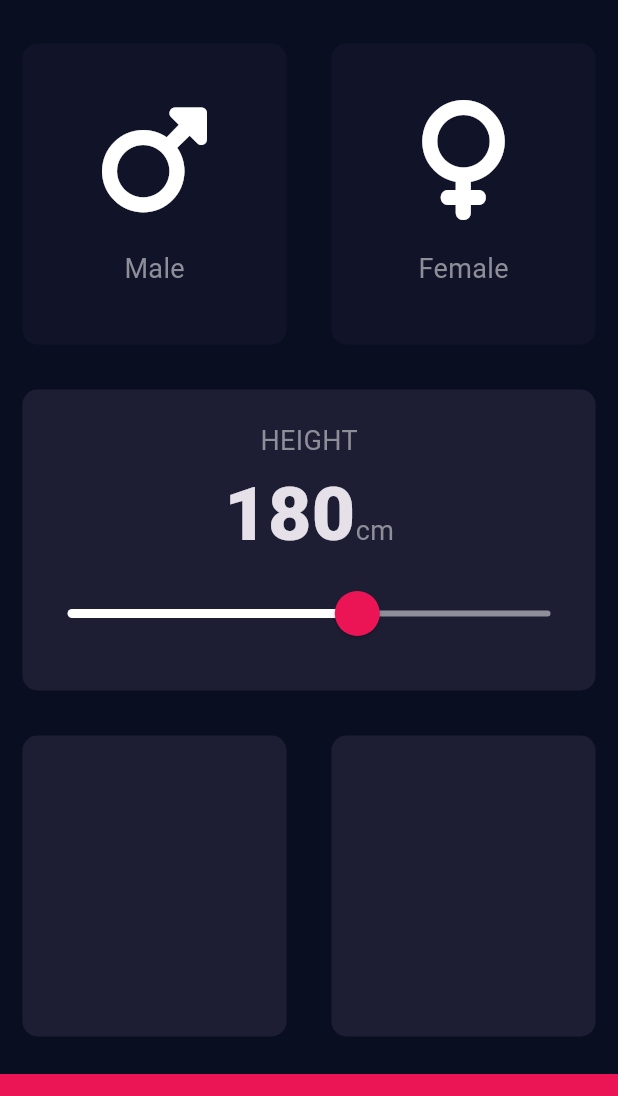
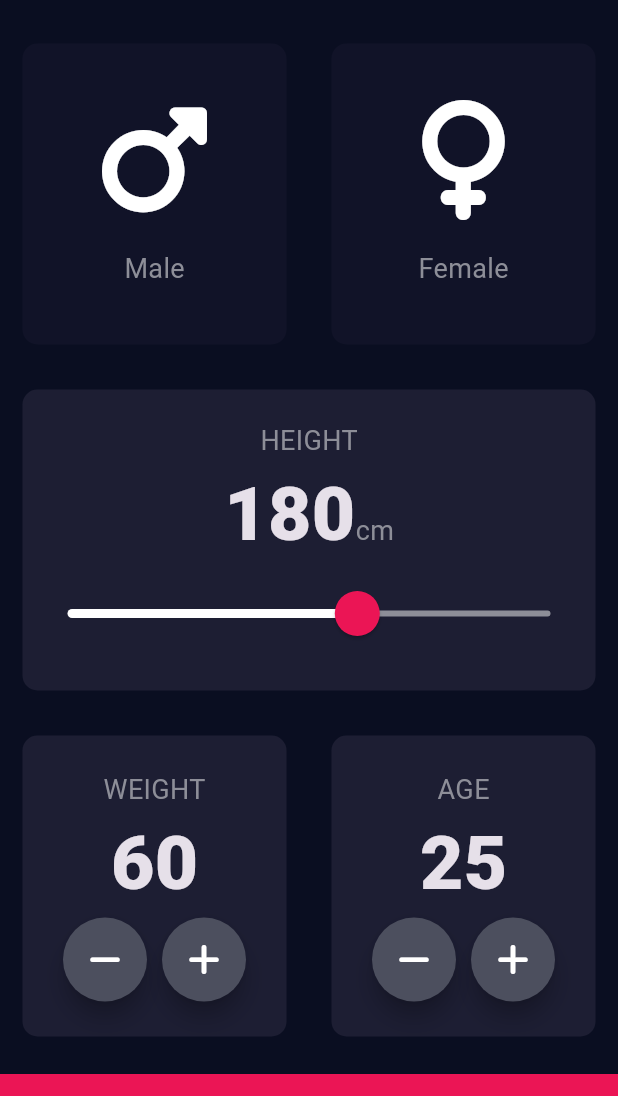
Before and after one commit to Mohanish-25/bmi_calculator, a Flutter app: the screen it shows after launch, on a phone screen of 412 x 824 dp, the part 63-1159 px from its top. Run offline on Flutter 3.47's test engine with Material 3 defaults, Android fonts, the phone set to English and light mode, and no system bars; our stand-ins replace font_awesome_flutter.

Commit message:
Completed the design

```diff
--- a/lib/input_page.dart
+++ b/lib/input_page.dart
@@ -16,6 +16,8 @@ class InputPage extends StatefulWidget {
 class _InputPageState extends State<InputPage> {
   Gender? selectedGender;
   int height = 180;
+  int weight = 60;
+  int age = 25;
 
   @override
   Widget build(BuildContext context) {
@@ -119,12 +121,79 @@ class _InputPageState extends State<InputPage> {
                   Expanded(
                     child: ReusableCard(
                       colour: kActiveCardColor,
+                      cardChild: Column(
+                        mainAxisAlignment: MainAxisAlignment.center,
+                        children: [
+                          Text('WEIGHT', style: kLabelTextStyle),
+                          Text(
+                            weight.toString(),
+                            style: kNumberTextStyle,
+                          ),
+                          Row(
+                            mainAxisAlignment: MainAxisAlignment.center,
+                            children: [
+                              RoundIconButton(
+                                onPress: () {
+                                  setState(() {
+                                    weight--;
+                                  });
+                                },
+                                icon: FontAwesomeIcons.minus,
+                              ),
+                              SizedBox(
+                                width: 10.0,
+                              ),
+                              RoundIconButton(
+                                onPress: () {
+                                  setState(() {
+                                    weight++;
+                                  });
+                                },
+                                icon: FontAwesomeIcons.plus,
+                              ),
+                            ],
+                          ),
+                        ],
+                      ),
                     ),
                   ),
                   Expanded(
                     child: ReusableCard(
-                      colour: kActiveCardColor,
-                    ),
+                        colour: kActiveCardColor,
+                        cardChild: Column(
+                          mainAxisAlignment: MainAxisAlignment.center,
+                          children: [
+                            Text('AGE', style: kLabelTextStyle),
+                            Text(
+                              age.toString(),
+                              style: kNumberTextStyle,
+                            ),
+                            Row(
+                              mainAxisAlignment: MainAxisAlignment.center,
+                              children: [
+                                RoundIconButton(
+                                  onPress: () {
+                                    setState(() {
+                                      age--;
+                                    });
+                                  },
+                                  icon: FontAwesomeIcons.minus,
+                                ),
+                                SizedBox(
+                                  width: 10.0,
+                                ),
+                                RoundIconButton(
+                                  onPress: () {
+                                    setState(() {
+                                      age++;
+                                    });
+                                  },
+                                  icon: FontAwesomeIcons.plus,
+                                ),
+                              ],
+                            ),
+                          ],
+                        )),
                   ),
                 ],
               ),
@@ -141,3 +210,23 @@ class _InputPageState extends State<InputPage> {
     );
   }
 }
+
+class RoundIconButton extends StatelessWidget {
+  RoundIconButton({required this.icon, required this.onPress});
+  final IconData? icon;
+  final Function? onPress;
+  @override
+  Widget build(BuildContext context) {
+    return RawMaterialButton(
+      child: Icon(icon),
+      onPressed: onPress as void Function()?,
+      constraints: BoxConstraints.tightFor(
+        width: 56.0,
+        height: 56.0,
+      ),
+      shape: CircleBorder(),
+      fillColor: Color(0xFF4C4F5E),
+      elevation: 6.0,
+    );
+  }
+}
```
